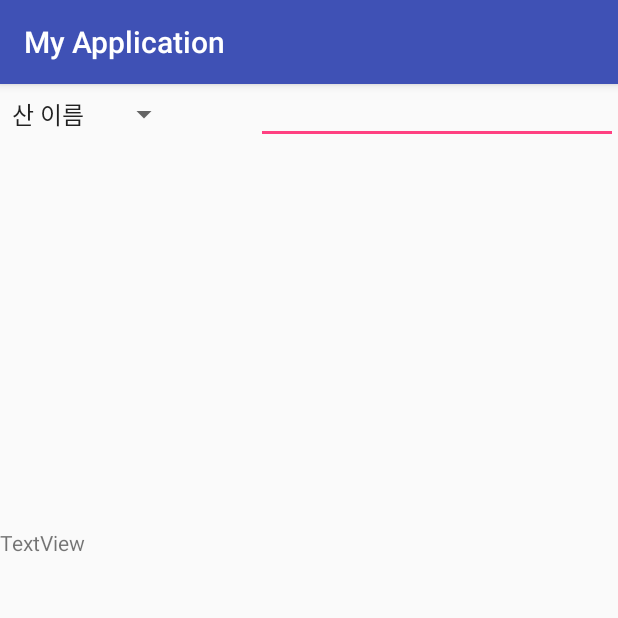
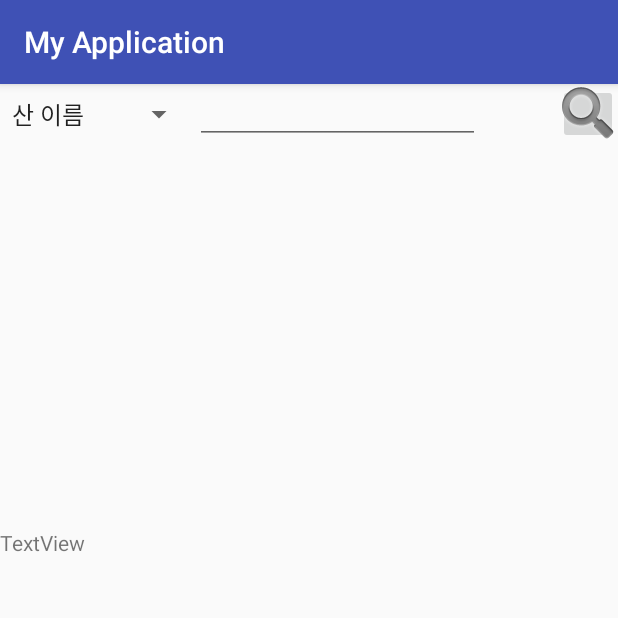
Before and after one commit to 3WDJ-Team1/HIKONNECT_APP, an Android app: the screen it shows after launch (groups_list_main), on a phone screen of 412 x 824 dp, the top half of it. Run offline under Robolectric (Android 15) with nearby library versions, the light colour scheme and no system bars.

Commit message:
serch compelete

```diff
--- a/app/src/main/java/kr/ac/yjc/wdj/myapplication/edit_view.java
+++ b/app/src/main/java/kr/ac/yjc/wdj/myapplication/edit_view.java
@@ -6,10 +6,14 @@ import android.support.annotation.Nullable;
 import android.view.LayoutInflater;
 import android.view.View;
 import android.view.ViewGroup;
+import android.widget.EditText;
 
 public class edit_view extends Fragment {
+    EditText editText0;
     @Override
     public View onCreateView(LayoutInflater inflater, @Nullable ViewGroup container, Bundle savedInstanceState) {
-        return inflater.inflate(R.layout.edit_view, container, false);
+        View view = inflater.inflate(R.layout.edit_view, container, false);
+        editText0 = (EditText)view.findViewById(R.id.editText0);
+        return view;
     }
 }
--- a/app/src/main/java/kr/ac/yjc/wdj/myapplication/groups_list_main.java
+++ b/app/src/main/java/kr/ac/yjc/wdj/myapplication/groups_list_main.java
@@ -6,42 +6,43 @@ import android.app.FragmentTransaction;
 import android.content.Context;
 import android.support.v7.app.AppCompatActivity;
 import android.os.Bundle;
+import android.util.Log;
 import android.view.LayoutInflater;
+import android.view.MotionEvent;
 import android.view.View;
 import android.widget.AdapterView;
 import android.widget.ArrayAdapter;
 import android.widget.Button;
 import android.widget.DatePicker;
+import android.widget.EditText;
 import android.widget.LinearLayout;
 import android.widget.Spinner;
 import android.widget.TextView;
 import android.widget.Toast;
 
 public class groups_list_main extends AppCompatActivity implements AdapterView.OnItemSelectedListener {
-    LinearLayout    list;
-    Spinner         spinner;
-    DatePicker      datePicker;
-    Button          button;
-    TextView        textView;
-    int flag=1;
+    LinearLayout        list;
+    LinearLayout        container;
+    Spinner             spinner;
+    DatePicker          datePicker;
+    Button              button;
+    int cusor = 1;
     @Override
     protected void onCreate(Bundle savedInstanceState) {
 
         super.onCreate(savedInstanceState);
         setContentView(R.layout.activity_groups_list_main);
 
-        datePicker =    (DatePicker) findViewById(R.id.Datepicker);
-        spinner =       (Spinner) findViewById(R.id.planets_spinner);
-        list =          (LinearLayout) findViewById(R.id.list);
-        button =        (Button) findViewById(R.id.set);
-        textView =      (TextView) findViewById(R.id.textView);
+        datePicker      = (DatePicker) findViewById(R.id.Datepicker);
+        spinner         = (Spinner) findViewById(R.id.planets_spinner);
+        list            = (LinearLayout) findViewById(R.id.list);
+        container       = (LinearLayout) findViewById(R.id.container);
+        button          = (Button) findViewById(R.id.set);
 
         FragmentManager fragmentManager=getFragmentManager();
         FragmentTransaction fragmentTransaction=fragmentManager.beginTransaction();
-        text_view fragment=new text_view();
-        fragmentTransaction.add(R.id.container, fragment);
-        fragmentTransaction.commit();
-
+        edit_view fragment = new edit_view();
+        fragmentTransaction.add(R.id.container, fragment).commit();
 
         ////////////////////////////////////////////////////스피너////////////////////////////////////////////////////
         // Create an ArrayAdapter using the string array and a default spinner layout
@@ -50,14 +51,22 @@ public class groups_list_main extends AppCompatActivity implements AdapterView.O
 
         // Specify the layout to use when the list of choices appears
         adapter.setDropDownViewResource(android.R.layout.simple_spinner_dropdown_item);
+
+        adapter.notifyDataSetChanged();
         // Apply the adapter to the spinner
         spinner.setAdapter(adapter);
 
-        // spinner에 setOnItemSelecedListener의 객체 new AdapterBiew.OnItemSeletedLiener()를 만들어
         spinner.setOnItemSelectedListener(this);
 
 
-
+        container.setOnClickListener(new View.OnClickListener() {
+            @Override
+            public void onClick(View view) {
+                if(cusor == 0)  {
+                    calendar(1);
+                }
+            }
+        });
 
 
         ////////////////////////////////////////////////////그룹 리스트////////////////////////////////////////////////////
@@ -68,37 +77,41 @@ public class groups_list_main extends AppCompatActivity implements AdapterView.O
     @Override
     public void onItemSelected(AdapterView<?> parent, View view,
                                int pos, long id) {
-        // parent.getItemAtPosition(pos).toString()
-        if (pos == 2) {
-            datePicker.setVisibility(datePicker.VISIBLE);
+        if (pos == 2)   calendar(1);
+        else            calendar(0);
+
+    }
+
+    @Override
+    public void onNothingSelected(AdapterView<?> parent) {
+        Toast.makeText(groups_list_main.this, "ddd", Toast.LENGTH_SHORT).show();
+    }
+
+    public void calendar(int i)  {
         Fragment fragment;
-            switch (flag)   {
+        switch (i)   {
             default:
             case 0: {
                 fragment=new edit_view();
-                    flag=1;
+                cusor = 1;
                 break;
             }
             case 1: {
+                datePicker.setVisibility(datePicker.VISIBLE);
                 fragment=new text_view();
-                    flag=0;
+                cusor = 0;
                 break;
             }
         }
         FragmentManager fragmentManager=getFragmentManager();
         FragmentTransaction fragmentTransaction=fragmentManager.beginTransaction();
-            fragmentTransaction.replace(R.id.container, fragment);
-            fragmentTransaction.commit();
+        fragmentTransaction.replace(R.id.container, fragment).commit();
         button.setOnClickListener(new View.OnClickListener() {
             public void onClick(View view) {
                 // textView.setText(datePicker.getDayOfMonth() + "." + datePicker.getMonth() + "." + datePicker.getYear());
-                    Toast.makeText(groups_list_main.this, datePicker.getDayOfMonth() + "" + datePicker.getMonth() + "" + datePicker.getYear(), Toast.LENGTH_LONG).show();
+                text_view.textView0.setText(datePicker.getDayOfMonth() + "." + datePicker.getMonth() + "." + datePicker.getYear());
                 datePicker.setVisibility(datePicker.INVISIBLE);
             }
         });
     }
 }
-    @Override
-    public void onNothingSelected(AdapterView<?> parent) {
-    }
-}
--- a/app/src/main/java/kr/ac/yjc/wdj/myapplication/text_view.java
+++ b/app/src/main/java/kr/ac/yjc/wdj/myapplication/text_view.java
@@ -6,10 +6,14 @@ import android.support.annotation.Nullable;
 import android.view.LayoutInflater;
 import android.view.View;
 import android.view.ViewGroup;
+import android.widget.TextView;
 
 public class text_view extends Fragment {
+    static TextView textView0;
     @Override
     public View onCreateView(LayoutInflater inflater, @Nullable ViewGroup container, Bundle savedInstanceState) {
-        return inflater.inflate(R.layout.text_view, container, false);
+        View view = inflater.inflate(R.layout.text_view, container, false);
+        textView0 = (TextView)view.findViewById(R.id.textView0);
+        return view;
     }
 }
--- a/app/src/main/res/layout/activity_groups_list_main.xml
+++ b/app/src/main/res/layout/activity_groups_list_main.xml
@@ -9,24 +9,11 @@
 
     <Spinner
         android:id="@+id/planets_spinner"
-        android:layout_width="120dp"
+        android:layout_width="130dp"
         android:layout_height="40dp"
         app:layout_constraintStart_toStartOf="parent"
         app:layout_constraintTop_toTopOf="parent" />
 
-    <DatePicker
-        android:visibility="invisible"
-        android:layout_width="wrap_content"
-        android:layout_height="wrap_content"
-        android:id="@+id/Datepicker" >
-
-        <Button
-            android:layout_width="wrap_content"
-            android:layout_height="wrap_content"
-            android:id="@+id/set"
-            android:text="set"/>
-
-    </DatePicker>
 
     <LinearLayout
         android:id="@+id/list"
@@ -42,12 +29,34 @@
 
     </LinearLayout>
 
-    <fragment
+    <LinearLayout
         android:id="@+id/container"
-        android:name="kr.ac.yjc.wdj.myapplication.edit_view"
-        android:layout_width="241dp"
+        android:layout_width="190dp"
+        android:layout_height="40dp"
+        android:orientation="vertical"
+        app:layout_constraintStart_toEndOf="@+id/planets_spinner"
+        app:layout_constraintTop_toTopOf="parent"></LinearLayout>
+
+    <ImageButton
+        android:id="@+id/imageButton"
+        android:layout_width="40dp"
         android:layout_height="40dp"
         app:layout_constraintEnd_toEndOf="parent"
-        app:layout_constraintTop_toTopOf="parent" />
+        app:layout_constraintTop_toTopOf="parent"
+        app:srcCompat="@android:drawable/ic_search_category_default" />
+
+    <DatePicker
+        android:id="@+id/Datepicker"
+        android:layout_width="wrap_content"
+        android:layout_height="wrap_content"
+        android:visibility="invisible">
+
+        <Button
+            android:id="@+id/set"
+            android:layout_width="wrap_content"
+            android:layout_height="wrap_content"
+            android:text="set" />
+
+    </DatePicker>
 
 </android.support.constraint.ConstraintLayout>
--- a/app/src/main/res/layout/edit_view.xml
+++ b/app/src/main/res/layout/edit_view.xml
@@ -4,7 +4,7 @@
     android:layout_height="match_parent">
 
     <EditText
-        android:id="@+id/editText"
+        android:id="@+id/editText0"
         android:layout_width="match_parent"
         android:layout_height="wrap_content"
         android:ems="10"
--- a/app/src/main/res/layout/text_view.xml
+++ b/app/src/main/res/layout/text_view.xml
@@ -4,8 +4,9 @@
     android:layout_height="match_parent">
 
     <TextView
-        android:id="@+id/textView"
+        android:id="@+id/textView0"
         android:layout_width="match_parent"
         android:layout_height="wrap_content"
-        android:text="fsdfasdf" />
+        android:textSize="25dp"
+        android:text="" />
 </LinearLayout>
```
Lines whose indentation alone changed are shown as unchanged.
